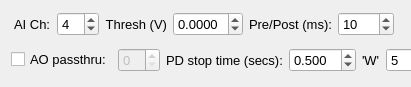
Old version of the form AcqPDParams.ui in the repository acorver/SpikeGL.
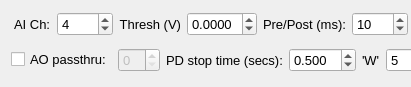
New version of the form.

Diff of the .ui file:
```diff
--- a/AcqPDParams.ui
+++ b/AcqPDParams.ui
@@ -209,6 +209,9 @@
       <property name="toolTip">
        <string>The physical AI channel to monitor for trigger threshold crossings</string>
       </property>
+      <property name="maximum">
+       <number>9999</number>
+      </property>
       <property name="value">
        <number>4</number>
       </property>
```
